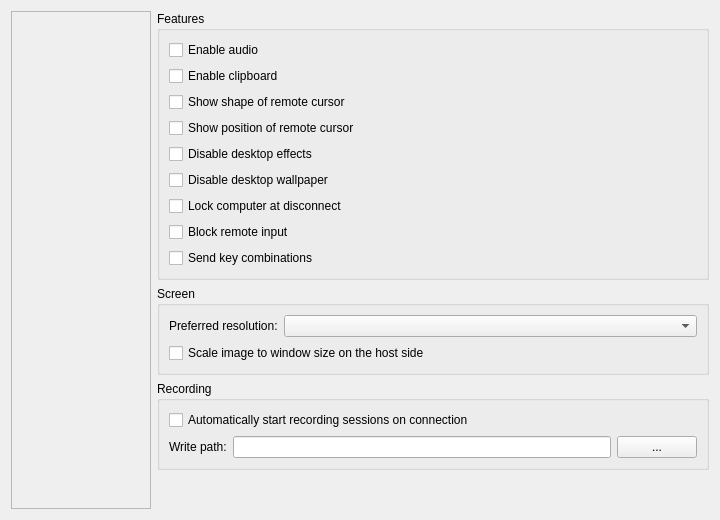
First picture: the form in source/client/desktop/settings_tab.ui, repository dchapyshev/aspia, before the edit.
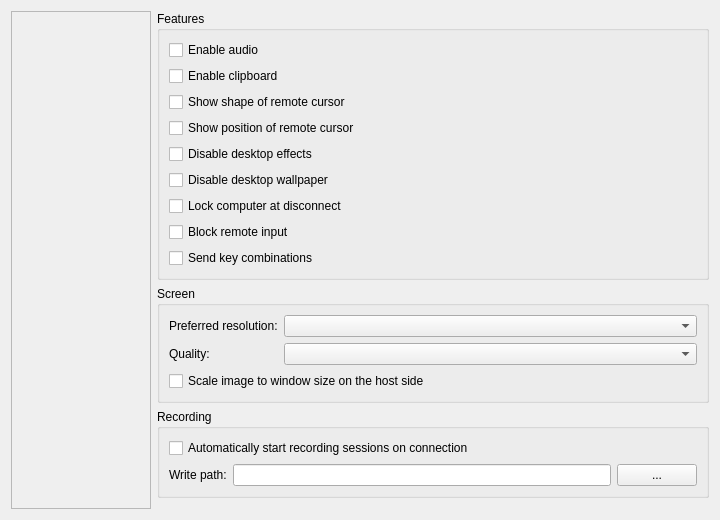
Second picture: the form after the edit. Custom widgets are drawn as their Qt base class.

Commit message: Implement "quality" option.

The edit to the form file:
```diff
--- a/source/client/desktop/settings_tab.ui
+++ b/source/client/desktop/settings_tab.ui
@@ -519,17 +519,15 @@
              <property name="title">
               <string>Screen</string>
              </property>
-             <layout class="QVBoxLayout" name="verticalLayout_screen">
-              <item>
-               <layout class="QHBoxLayout" name="horizontalLayout_resolution">
-                <item>
+             <layout class="QGridLayout" name="layout_screen">
+              <item row="0" column="0">
                  <widget class="QLabel" name="label_resolution">
                   <property name="text">
                    <string>Preferred resolution:</string>
                   </property>
                  </widget>
                 </item>
-                <item>
+              <item row="0" column="1">
                  <widget class="QComboBox" name="combo_resolution">
                   <property name="sizeAdjustPolicy">
                    <enum>QComboBox::SizeAdjustPolicy::AdjustToContents</enum>
@@ -542,9 +540,27 @@
                   </property>
                  </widget>
                 </item>
-               </layout>
+              <item row="1" column="0">
+               <widget class="QLabel" name="label_quality">
+                <property name="text">
+                 <string>Quality:</string>
+                </property>
+               </widget>
               </item>
-              <item>
+              <item row="1" column="1">
+               <widget class="QComboBox" name="combo_quality">
+                <property name="sizeAdjustPolicy">
+                 <enum>QComboBox::SizeAdjustPolicy::AdjustToContents</enum>
+                </property>
+                <property name="sizePolicy">
+                 <sizepolicy hsizetype="Expanding" vsizetype="Fixed">
+                  <horstretch>0</horstretch>
+                  <verstretch>0</verstretch>
+                 </sizepolicy>
+                </property>
+               </widget>
+              </item>
+              <item row="2" column="0" colspan="2">
                <widget class="QCheckBox" name="checkbox_preferred_size">
                 <property name="text">
                  <string>Scale image to window size on the host side</string>
```
Lines whose indentation alone changed are shown as unchanged. The commit also changes 17 other files.
